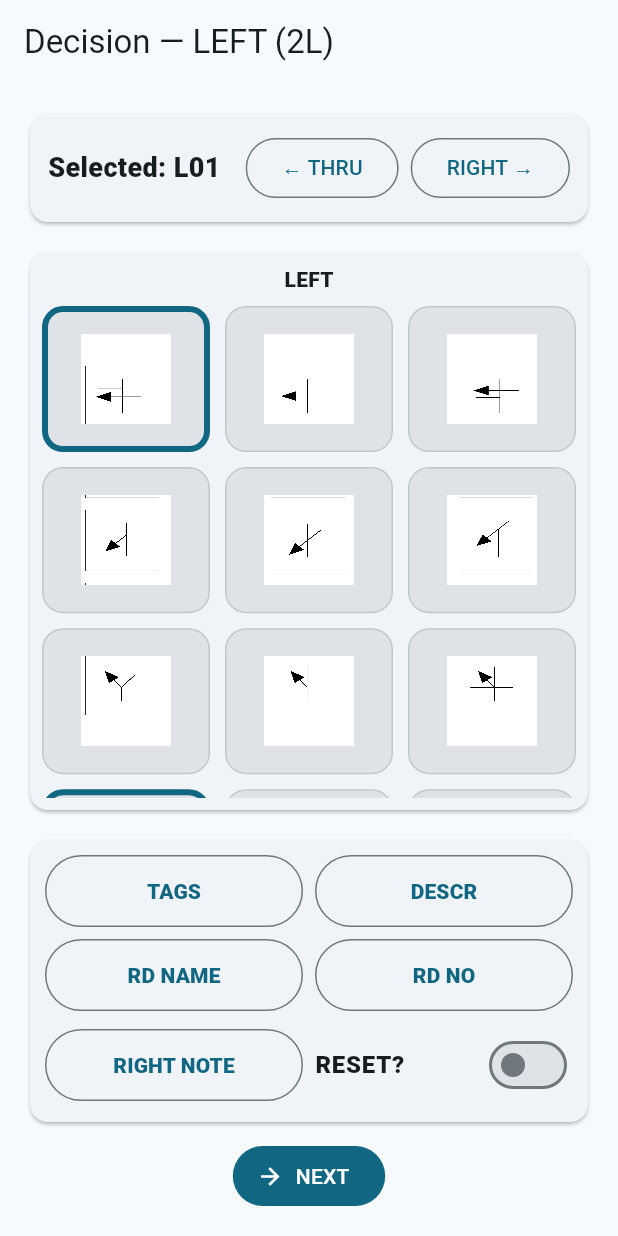
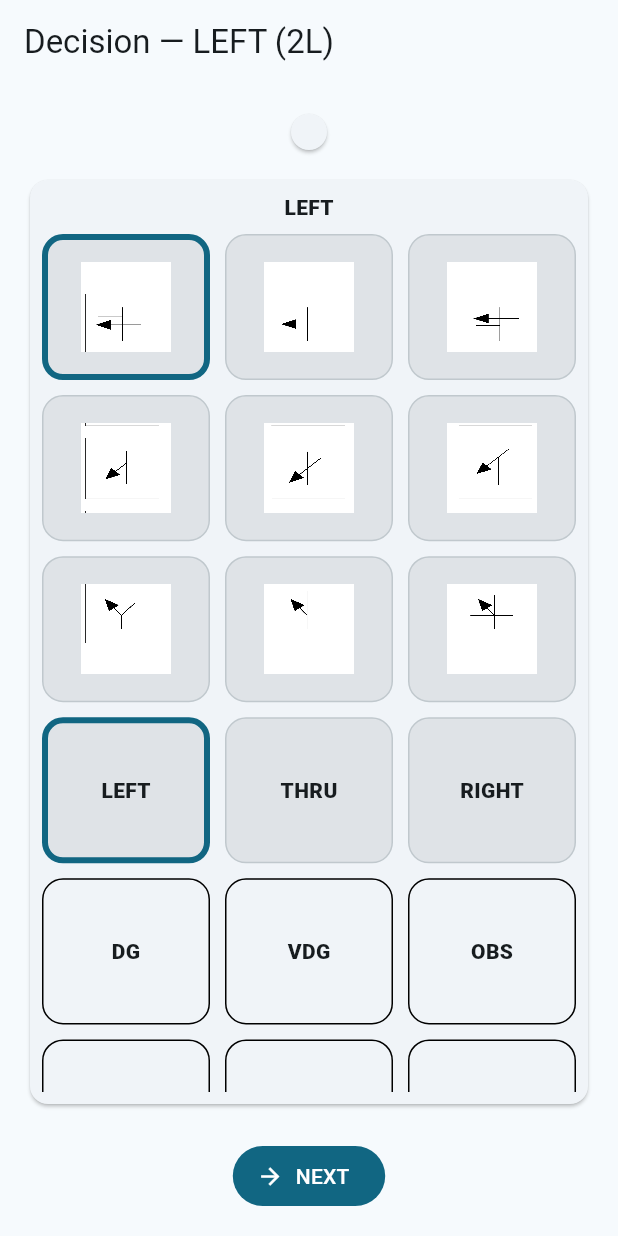
Before and after one commit to JimGLDS/RC03, a Flutter app: the Screen2L screen opened directly with empty values, on a phone screen of 412 x 824 dp. Run offline on Flutter 3.47's test engine with Material 3 defaults, Android fonts, the phone set to English and light mode, and no system bars; our stand-ins replace pdf, shared_preferences; missing offline and left inert: dart:html; accounts and stored records are empty.

Commit message:
Screen2: remove legacy UI outside 3x7 grid

```diff
--- a/lib/screens/wizard/screen2l.dart
+++ b/lib/screens/wizard/screen2l.dart
@@ -38,26 +38,13 @@ class _Screen2LState extends State<Screen2L> {
             Card(
               child: Padding(
                 padding: const EdgeInsets.all(12),
-                child: Row(
-                  children: [
-                    Expanded(child: Text('Selected: ${d.iconKey}', style: const TextStyle(fontWeight: FontWeight.w900, fontSize: 18))),
-                    OutlinedButton(onPressed: () => Navigator.pop(context), child: const Text('← THRU')),
-                    const SizedBox(width: 8),
-                    OutlinedButton(
-                      onPressed: () => Navigator.pushReplacement(
-                        context,
-                        MaterialPageRoute(builder: (_) => Screen2R(recNo: widget.recNo, draft: d, existingResetNames: widget.existingResetNames)),
-                      ),
-                      child: const Text('RIGHT →'),
-                    ),
-                  ],
-                ),
+                child: const SizedBox.shrink(),
               ),
             ),
             const SizedBox(height: 12),
             Expanded(child: iconGrid()),
             const SizedBox(height: 12),
-            ClarifierButtons(draft: d),
+            const SizedBox.shrink(),
             const SizedBox(height: 8),
             FilledButton.icon(
               onPressed: () async {
```
Also changed, not shown: lib/screens/wizard/screen2.dart (+2 -27 lines), lib/screens/wizard/screen2r.dart (+2 -15 lines).
